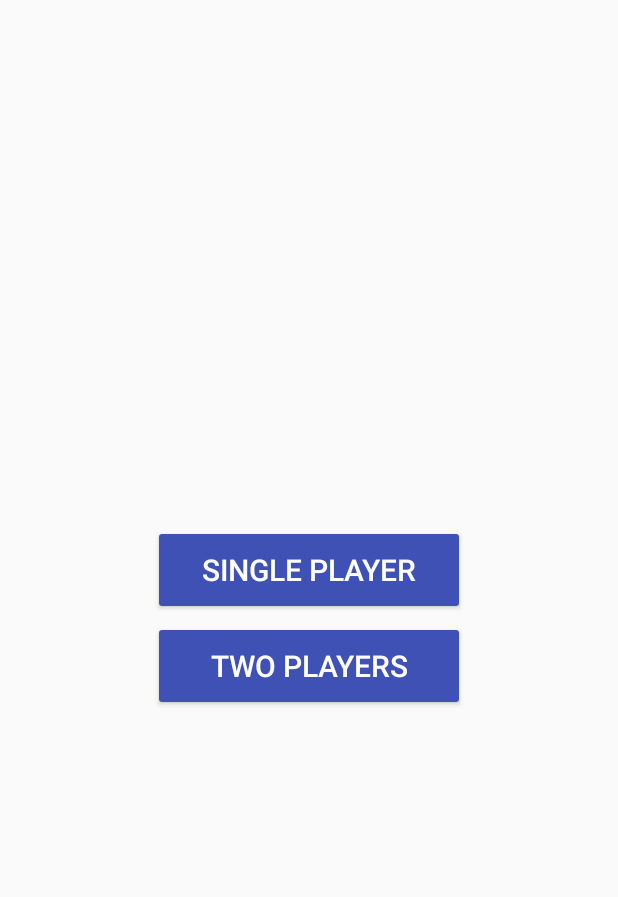
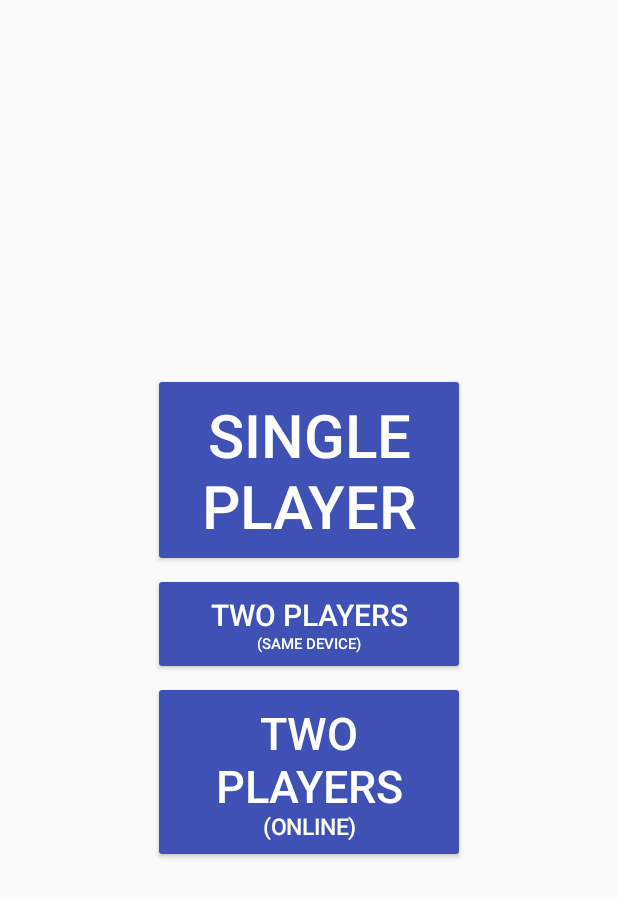
Before and after one commit to devAjayAj/3T-Beast, an Android app: the BeastModeMenu screen opened directly, with no data from a screen before it, on a phone screen of 412 x 824 dp. Shown: the top 897 px of the screen. Run offline under Robolectric (Android 15) with nearby library versions, the phone set to English and light mode, and no system bars.

```diff
--- a/app/build.gradle
+++ b/app/build.gradle
@@ -31,6 +31,7 @@ dependencies {
         exclude group: 'com.android.support', module: 'support-annotations'
     })
     compile 'com.android.support:appcompat-v7:25.1.0'
+    compile 'pl.droidsonroids.gif:android-gif-drawable:1.2.7'
     compile 'com.google.android.gms:play-services-auth:11.0.0'
     compile 'de.hdodenhof:circleimageview:2.1.0'
     compile 'com.squareup.picasso:picasso:2.5.2'
--- a/app/src/main/AndroidManifest.xml
+++ b/app/src/main/AndroidManifest.xml
@@ -35,7 +35,6 @@
         <activity android:name=".BeastOnePMenu" />
         <activity android:name=".BeastOnePEasyGame" />
         <activity android:name=".Menu" />
-        <activity android:name=".Test" />
         <activity android:name=".TwoPlayerOnline" />
         <activity android:name=".SearchingForPlayer"></activity>
     </application>
--- a/app/src/main/java/com/beast/tictactoe/xo/BeastModeMenu.java
+++ b/app/src/main/java/com/beast/tictactoe/xo/BeastModeMenu.java
@@ -8,7 +8,7 @@ import android.widget.Button;
 
 public class BeastModeMenu extends AppCompatActivity implements View.OnClickListener {
 
-    Button onep, twop;
+    Button onep, twop, twoponline;
 
     @Override
     protected void onCreate(Bundle savedInstanceState) {
@@ -18,6 +18,8 @@ public class BeastModeMenu extends AppCompatActivity implements View.OnClickList
         onep.setOnClickListener(this);
         twop = (Button)findViewById(R.id.twop);
         twop.setOnClickListener(this);
+        twoponline = (Button)findViewById(R.id.twoponline);
+        twoponline.setOnClickListener(this);
     }
 
     @Override
@@ -29,6 +31,9 @@ public class BeastModeMenu extends AppCompatActivity implements View.OnClickList
             case R.id.twop:
                 startActivity(new Intent(BeastModeMenu.this, Beast.class));
                 break;
+            case R.id.twoponline:
+                startActivity(new Intent(BeastModeMenu.this, SearchingForPlayer.class));
+                break;
         }
     }
 }
--- a/app/src/main/java/com/beast/tictactoe/xo/Login.java
+++ b/app/src/main/java/com/beast/tictactoe/xo/Login.java
@@ -112,7 +112,7 @@ public class Login extends AppCompatActivity implements GoogleApiClient.OnConnec
 
     public void updateUI(FirebaseUser user){
         if(user != null){
-            Intent intent = new Intent(Login.this, SearchingForPlayer.class);
+            Intent intent = new Intent(Login.this, Menu.class);
             this.finish();
             startActivity(intent);
         }
--- a/app/src/main/res/layout/activity_normal_mode_menu.xml
+++ b/app/src/main/res/layout/activity_normal_mode_menu.xml
@@ -22,7 +22,7 @@
         android:background="@drawable/button_bg"
         android:textColor="@android:color/white"
         android:textAlignment="center"
-        android:textSize="20sp"/>
+        android:textSize="16sp"/>
 
     <Button
         android:id="@+id/twop"
@@ -34,6 +34,19 @@
         android:background="@drawable/button_bg"
         android:textColor="@android:color/white"
         android:textAlignment="center"
-        android:textSize="20sp" />
+        android:textSize="16sp" />
+
+    <Button
+        android:id="@+id/twoponline"
+        android:layout_width="200dp"
+        android:layout_height="wrap_content"
+        android:layout_margin="8dp"
+        android:padding="8dp"
+        android:text="@string/two_player_online"
+        android:background="@drawable/button_bg"
+        android:textColor="@android:color/white"
+        android:textAlignment="center"
+        android:textSize="16sp"/>
+
 
 </LinearLayout>
--- a/app/src/main/res/values/colors.xml
+++ b/app/src/main/res/values/colors.xml
@@ -12,4 +12,5 @@
     <color name="oclrlight">#fde2e1</color>
     <color name="xclr">#59B0F7</color>
     <color name="xclrlight">#DDEFFD</color>
+    <color name="red">#F44236</color>
 </resources>
--- a/app/src/main/res/values/strings.xml
+++ b/app/src/main/res/values/strings.xml
@@ -11,8 +11,9 @@
     <string name="x">X:</string>
     <string name="x_turn">X Turn</string>
     <string name="select_info">U can now select one of these bigger boxes bla bla bla</string>
-    <string name="single_player">Single Player</string>
-    <string name="two_player">Two Players</string>
+    <string name="single_player"><font size="40">Single Player</font></string>
+    <string name="two_player"><font size="20">TWO PLAYERS</font>\n\<font size="10">(Same Device)</font></string>
+    <string name="two_player_online"><font size="30">TWO PLAYERS</font>\n\<font size="15">(Online)</font></string>
     <string name="selectdifficultlevel">Select Difficulty Level</string>
     <string name="easy">Beginner</string>
     <string name="hard">Expert</string>
```
Also changed, not shown: app/src/main/java/com/beast/tictactoe/xo/SearchingForPlayer.java (+42 -4 lines), app/src/main/java/com/beast/tictactoe/xo/TwoPlayerOnline.java (+14 -30 lines), app/src/main/res/drawable/button_bg_red.xml (added, +9 -0 lines), app/src/main/res/layout/activity_menu.xml (+5 -5 lines), app/src/main/res/layout/activity_searching_for_player.xml (+17 -2 lines), app/src/main/res/drawable/loading.gif (added).
